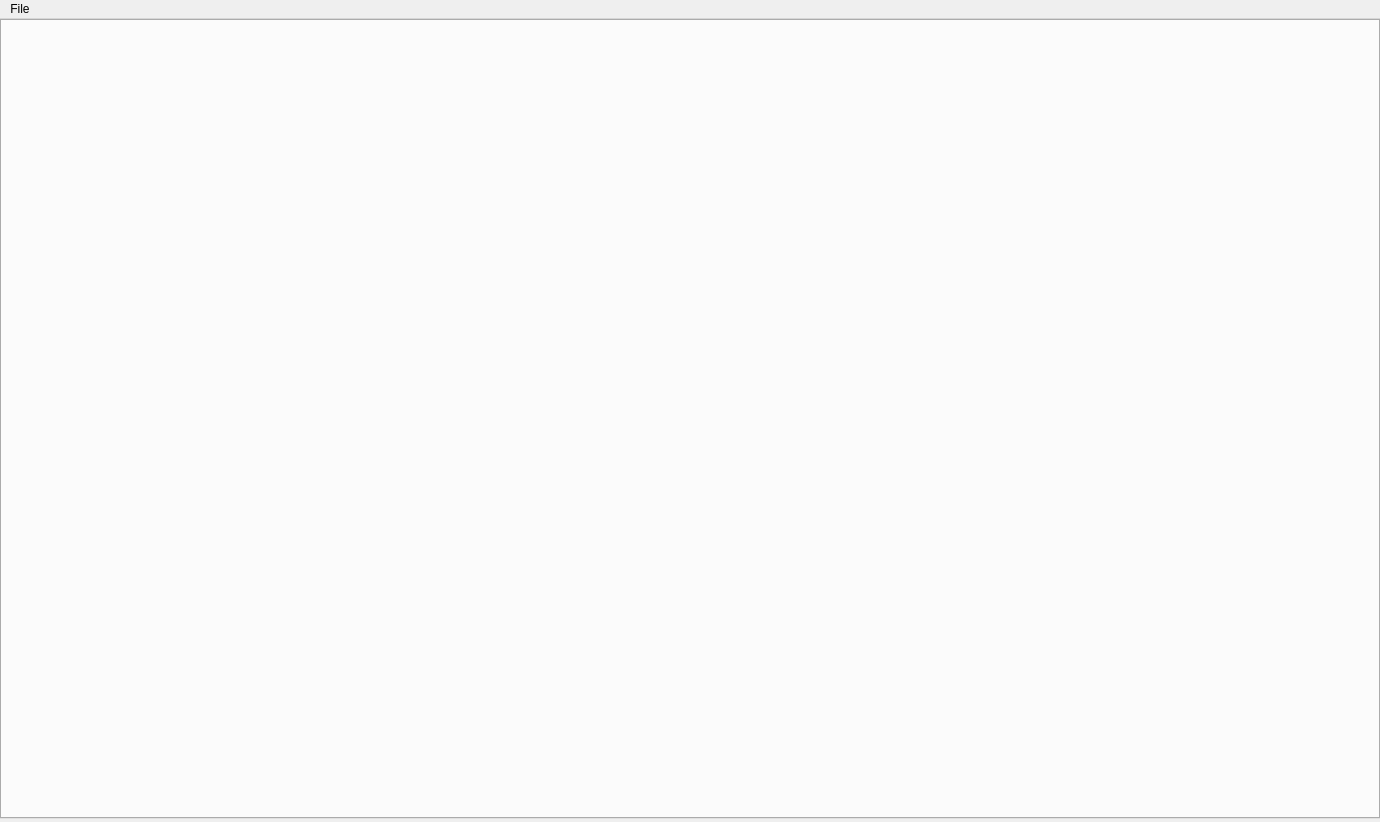
Old version of the form UCM/Library/UniversalConfigurationManager/Ucm_UniversalConfigurationManager.ui in the repository NetTimeLogic/UniversalConfigurationManager.
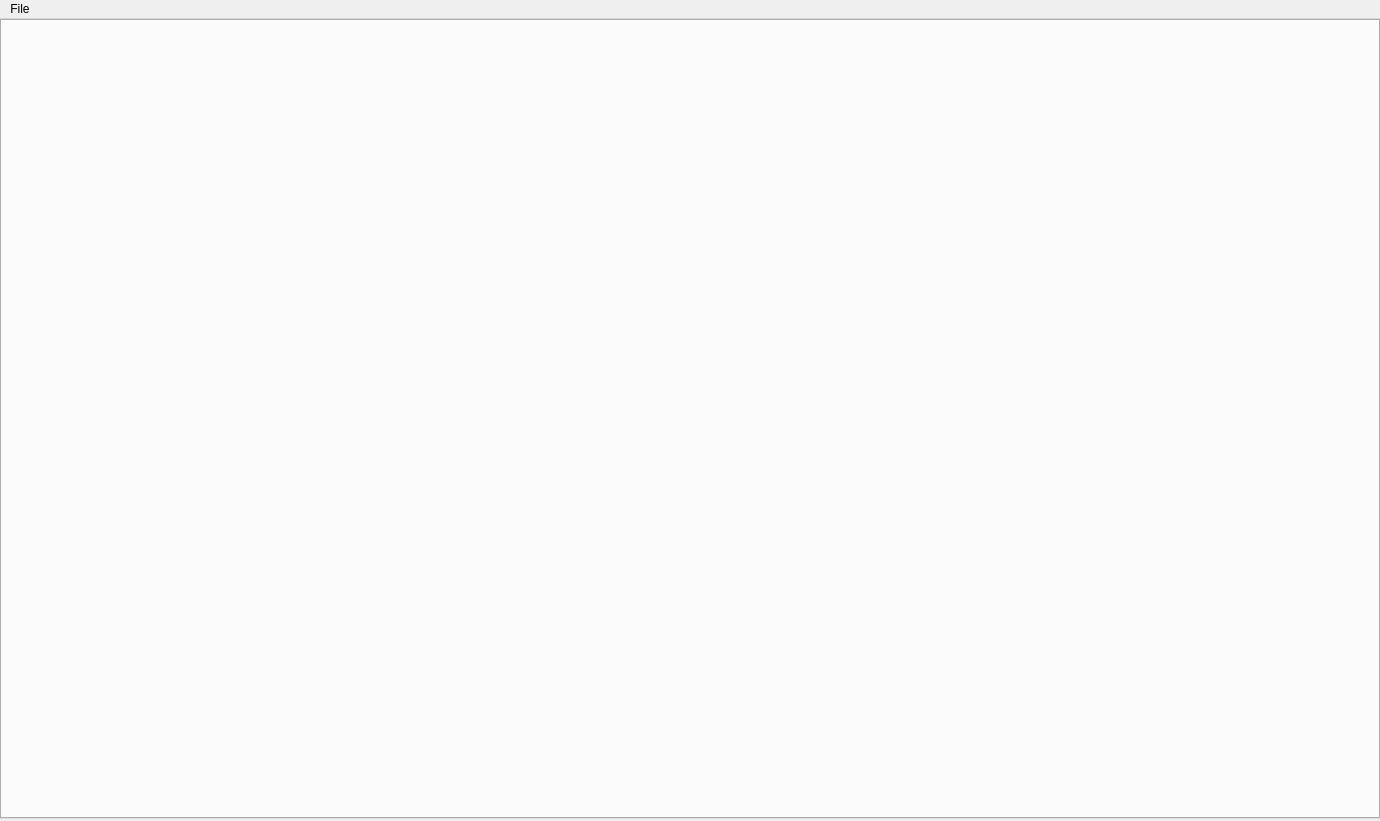
New version of the form.

```diff
--- a/UCM/Library/UniversalConfigurationManager/Ucm_UniversalConfigurationManager.ui
+++ b/UCM/Library/UniversalConfigurationManager/Ucm_UniversalConfigurationManager.ui
@@ -7,15 +7,21 @@
     <x>0</x>
     <y>0</y>
     <width>1380</width>
-    <height>822</height>
+    <height>821</height>
    </rect>
   </property>
   <property name="sizePolicy">
-   <sizepolicy hsizetype="Fixed" vsizetype="Fixed">
+   <sizepolicy hsizetype="Preferred" vsizetype="Preferred">
     <horstretch>0</horstretch>
     <verstretch>0</verstretch>
    </sizepolicy>
   </property>
+  <property name="minimumSize">
+   <size>
+    <width>800</width>
+    <height>480</height>
+   </size>
+  </property>
   <property name="windowTitle">
    <string>NetTimeLogic GmbH - Universal Configuration Manager</string>
   </property>
```
Left out of the diff: 7 changed lines with no effect on the pictures.
